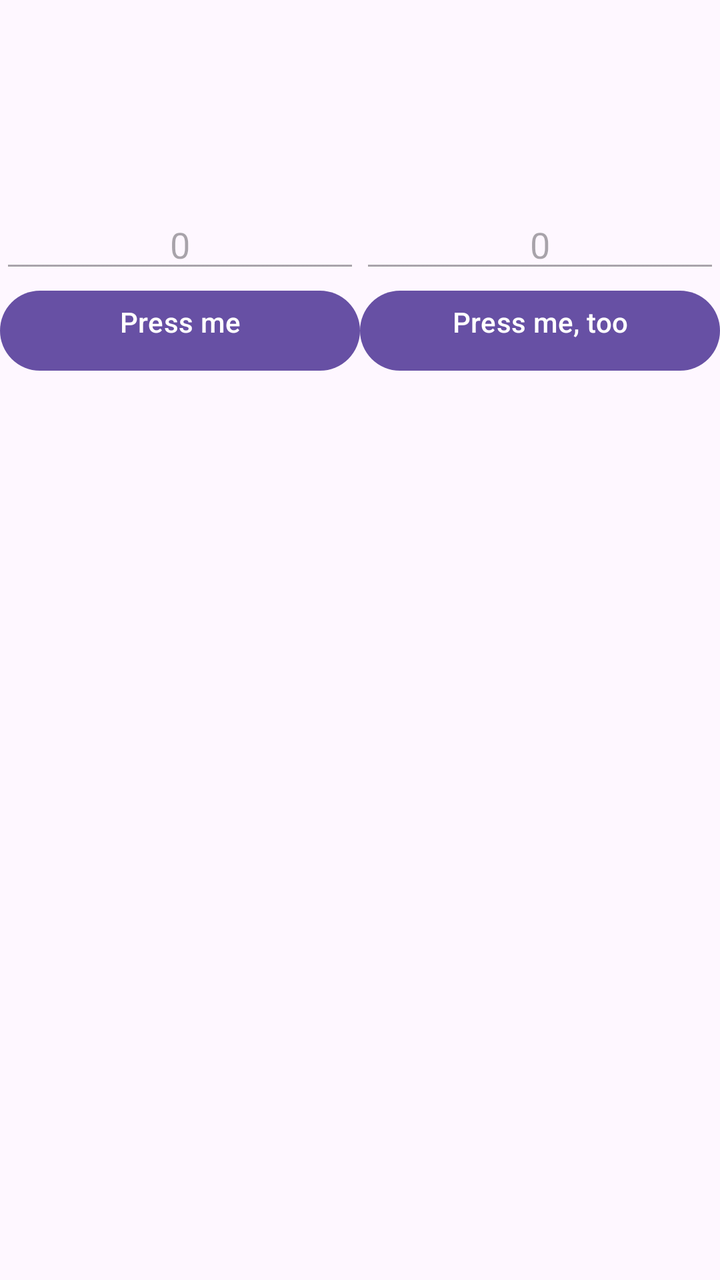
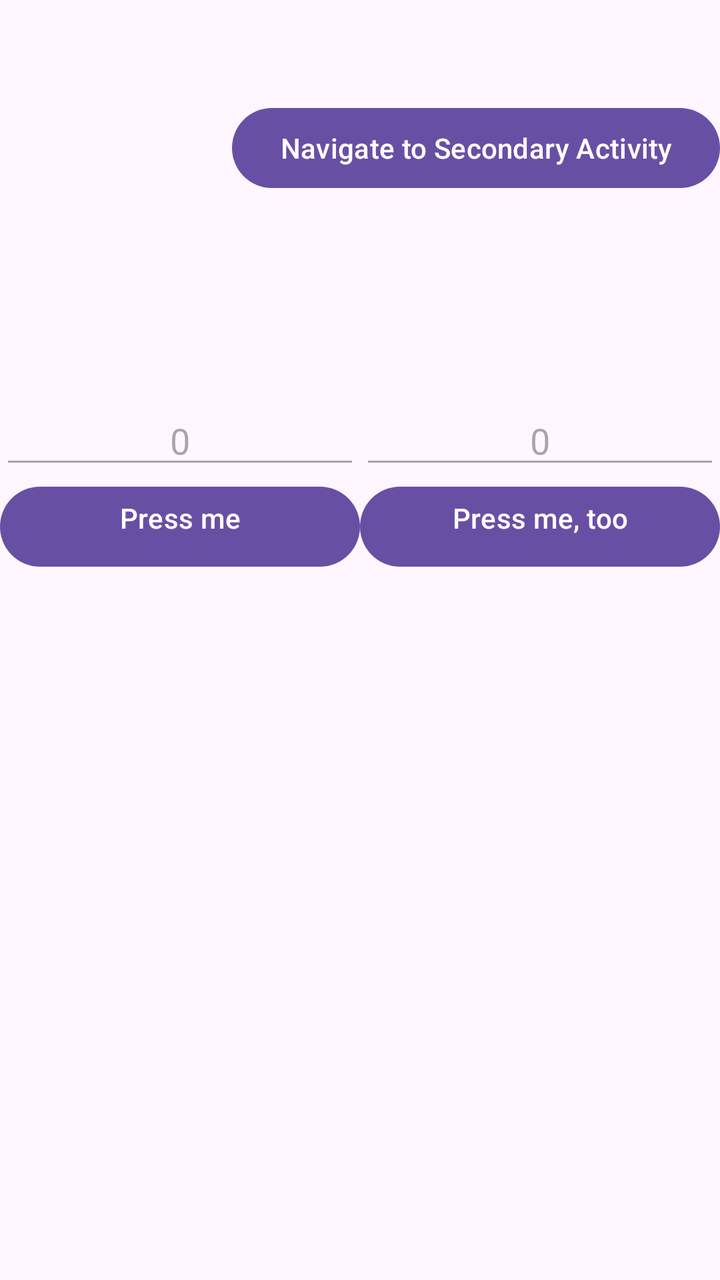

Screens rendered from an Android XML layout before and after an edit, with the pre-edit source and the edit as a unified diff.
<!-- AndroidManifest.xml: application theme Theme.PracticalTest01 -->
<!-- res/layout/activity_practical_test01_main.xml -->
<?xml version="1.0" encoding="utf-8"?>
<androidx.constraintlayout.widget.ConstraintLayout xmlns:android="http://schemas.android.com/apk/res/android"
    xmlns:app="http://schemas.android.com/apk/res-auto"
    xmlns:tools="http://schemas.android.com/tools"
    android:id="@+id/main"
    android:layout_width="match_parent"
    android:layout_height="match_parent"
    tools:context=".PracticalTest01MainActivity">

    <LinearLayout
        android:layout_width="match_parent"
        android:layout_height="match_parent"
        android:orientation="vertical">

    <LinearLayout
        android:paddingVertical="100dp"
        android:layout_width="match_parent"
        android:layout_height="wrap_content"
        android:orientation="horizontal"
        android:gravity="center_horizontal">
        <LinearLayout
            android:layout_width="0dp"
            android:layout_height="wrap_content"
            android:layout_weight="1"
            android:orientation="vertical"
            android:gravity="center_horizontal">

            <EditText
                android:id="@+id/EditTextLeft"
                android:layout_width="match_parent"
                android:layout_height="wrap_content"
                android:enabled="false"
                android:gravity="center"
                android:inputType="number"
                android:saveEnabled="false"
                android:text="0"/>

            <Button
                android:id="@+id/ButtonLeft"
                android:layout_width="match_parent"
                android:layout_height="wrap_content"
                android:gravity="center_horizontal"
                android:text="Press me"/>


        </LinearLayout>
        <LinearLayout
            android:layout_width="0dp"
            android:layout_height="wrap_content"
            android:layout_weight="1"
            android:orientation="vertical">

            <EditText
                android:id="@+id/EditTextRight"
                android:layout_width="match_parent"
                android:layout_height="wrap_content"
                android:enabled="false"
                android:gravity="center"
                android:inputType="number"
                android:saveEnabled="false"
                android:text="0"/>

            <Button
                android:id="@+id/ButtonRight"
                android:layout_width="match_parent"
                android:layout_height="wrap_content"
                android:gravity="center_horizontal"
                android:text="Press me, too"/>

        </LinearLayout>



    </LinearLayout>
    </LinearLayout>

</androidx.constraintlayout.widget.ConstraintLayout>
<!-- resources referenced by this layout -->
<resources>
  <style name="Theme.PracticalTest01" parent="Base.Theme.PracticalTest01" />
  <style name="Base.Theme.PracticalTest01" parent="Theme.Material3.DayNight.NoActionBar">
          
          
      </style>
</resources>

<!-- the commit's change to res/layout/activity_practical_test01_main.xml (unified diff, before → after) -->
@@ -11,6 +11,14 @@
         android:layout_width="match_parent"
         android:layout_height="match_parent"
         android:orientation="vertical">
+
+        <Button
+            android:id="@+id/ButtonNavigate"
+            android:layout_width="wrap_content"
+            android:layout_height="wrap_content"
+            android:layout_marginTop="50dp"
+            android:layout_gravity="end"
+            android:text="Navigate to Secondary Activity" />
 
     <LinearLayout
         android:paddingVertical="100dp"
